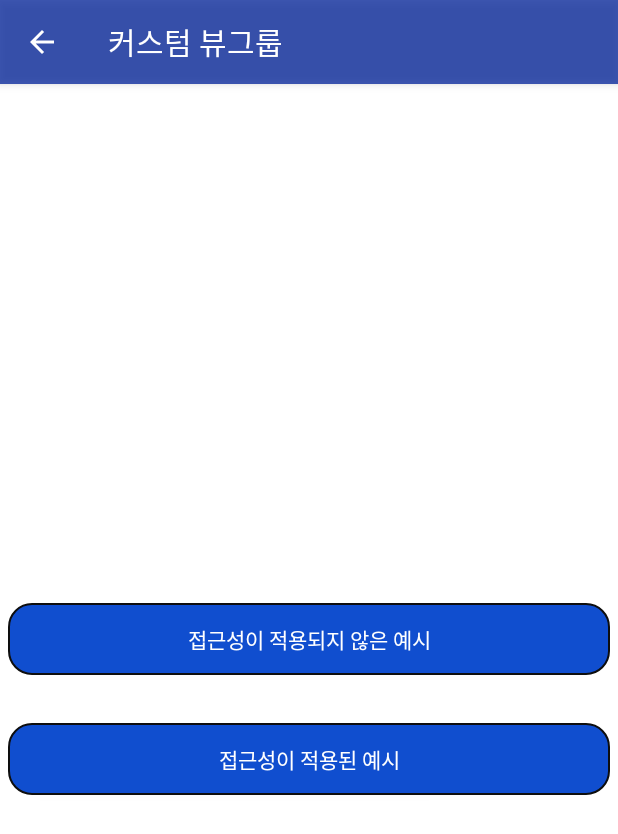
After one commit to khsbory/android-accessibility-demos, an Android app: the CustomViewGroupActivity screen opened directly, with no data from a screen before it, on a phone screen of 412 x 824 dp. The commit adds this screen. Shown: the top 834 px of the screen. Run offline under Robolectric (Android 15) with nearby library versions, the phone set to English and light mode, and no system bars.

Commit message:
커스텀뷰그룹 데모 추가

```diff
--- a/app/src/main/java/com/nvisions/solutionsforaccessibility/DragAndDrop/DragListAdapter1.kt
+++ b/app/src/main/java/com/nvisions/solutionsforaccessibility/DragAndDrop/DragListAdapter1.kt
@@ -41,6 +41,8 @@ class DragListAdapter1 (val context: Context, val items: ArrayList<Int>) : Recyc
                 Toast.makeText(context, items[adapterPosition].toString() + " 클릭함", Toast.LENGTH_LONG).show()
             }
             contentText.accessibilityDelegate = object : View.AccessibilityDelegate() {
+
+
                 override fun onInitializeAccessibilityNodeInfo(host: View?, info: AccessibilityNodeInfo?) {
                     super.onInitializeAccessibilityNodeInfo(host, info)
                     info?.className = SeekBar::class.java.name
--- a/app/src/main/java/com/nvisions/solutionsforaccessibility/LiveRegion/LiveRegionExample1Activity.java
+++ b/app/src/main/java/com/nvisions/solutionsforaccessibility/LiveRegion/LiveRegionExample1Activity.java
@@ -51,6 +51,9 @@ public class LiveRegionExample1Activity extends AppCompatActivity implements 	Vi
         btnShrink.setOnClickListener(this);
         btnReset.setOnClickListener(this);
         btnHide.setOnClickListener(this);
+
+
+
     }
 
     @Override
--- a/app/src/main/java/com/nvisions/solutionsforaccessibility/LiveRegion/LiveRegionExample2Activity.java
+++ b/app/src/main/java/com/nvisions/solutionsforaccessibility/LiveRegion/LiveRegionExample2Activity.java
@@ -105,14 +105,15 @@ public class LiveRegionExample2Activity extends AppCompatActivity implements 	Vi
                     btnReset.setEnabled(false);
                     btnShrink.setEnabled(false);
                     btnTake.setEnabled(false);
-                    } else {
+                    txtValue.announceForAccessibility("텍스트  " + value + ": 숨겨짐");
+                }else{
                     // Currently hidden so show it
                     txtValue.setVisibility(View.VISIBLE);
 
                     // Change text on the button
                     btnHide.setText("텍스트 숨기기");
                     btnHide.sendAccessibilityEvent(AccessibilityEvent.TYPE_VIEW_SELECTED);
-
+                    txtValue.announceForAccessibility("텍스트  " + value + ": 표시됨");
                     btnAdd.setEnabled(true);
                     btnGrow.setEnabled(true);
                     btnReset.setEnabled(true);
--- /dev/null
+++ b/app/src/main/java/com/nvisions/solutionsforaccessibility/customviewgroup/CustomViewGroupActivity.java
@@ -0,0 +1,45 @@
+package com.nvisions.solutionsforaccessibility.customviewgroup;
+
+import androidx.appcompat.app.AppCompatActivity;
+
+import android.content.Intent;
+import android.os.Bundle;
+import android.view.View;
+import android.widget.Button;
+
+import com.nvisions.solutionsforaccessibility.R;
+
+public class CustomViewGroupActivity extends AppCompatActivity {
+
+    @Override
+    protected void onCreate(Bundle savedInstanceState) {
+        super.onCreate(savedInstanceState);
+        setContentView(R.layout.activity_custom_view_group);
+        init();
+    }
+
+    private void init() {
+        getSupportActionBar().setDisplayHomeAsUpEnabled(true);
+        setTitle(R.string.custom_viewgroup_title);
+
+        Button button1 = findViewById(R.id.button1);
+        button1.setOnClickListener(new View.OnClickListener() {
+            @Override
+            public void onClick(View v) {
+                Intent intent = new Intent(CustomViewGroupActivity.this, CustomViewGroupGoodActivity.class);
+                startActivity(intent);
+            }
+        });
+
+
+        Button button2 = findViewById(R.id.button2);
+        button2.setOnClickListener(new View.OnClickListener() {
+            @Override
+            public void onClick(View v) {
+                Intent intent = new Intent(CustomViewGroupActivity.this, CustomViewGroupBadActivity.class);
+                startActivity(intent);
+            }
+        });
+
+    }
+}
--- /dev/null
+++ b/app/src/main/res/layout/activity_custom_view_group.xml
@@ -0,0 +1,32 @@
+<?xml version="1.0" encoding="utf-8"?>
+<androidx.constraintlayout.widget.ConstraintLayout xmlns:android="http://schemas.android.com/apk/res/android"
+    xmlns:app="http://schemas.android.com/apk/res-auto"
+    xmlns:tools="http://schemas.android.com/tools"
+    android:layout_width="match_parent"
+    android:layout_height="match_parent"
+    >
+    <LinearLayout
+        android:layout_width="match_parent"
+        android:layout_height="wrap_content"
+        android:orientation="vertical"
+        app:layout_constraintTop_toTopOf="parent"
+        app:layout_constraintBottom_toBottomOf="parent"
+        android:theme="@style/prettyLayout">
+        <TextView
+            android:id="@+id/textView5"
+            android:layout_width="wrap_content"
+            android:layout_height="wrap_content"
+           />
+        <Button
+            android:id="@+id/button1"
+            android:layout_width="match_parent"
+            android:layout_height="wrap_content"
+            android:text="@string/badExample" />
+
+        <Button
+            android:id="@+id/button2"
+            android:layout_width="match_parent"
+            android:layout_height="wrap_content"
+            android:text="@string/goodExample" />
+    </LinearLayout>
+</androidx.constraintlayout.widget.ConstraintLayout>
--- a/app/src/main/res/layout/activity_fullscreen_fragment_layer_example.xml
+++ b/app/src/main/res/layout/activity_fullscreen_fragment_layer_example.xml
@@ -3,7 +3,6 @@
     xmlns:app="http://schemas.android.com/apk/res-auto"
     xmlns:tools="http://schemas.android.com/tools"
     android:layout_width="match_parent"
-    android:accessibilityPaneTitle="@string/accessibilityExample"
     android:layout_height="match_parent"
     tools:context=".FullscreenFragmentLayer.FullscreenFragmentLayerExampleActivity">
     <LinearLayout
--- a/app/src/main/res/layout/activity_main.xml
+++ b/app/src/main/res/layout/activity_main.xml
@@ -191,5 +191,11 @@
         android:layout_width="match_parent"
         android:layout_height="wrap_content"
         android:text="비디오 플레이어" />
+
+    <Button
+        android:id="@+id/customViewGroup"
+        android:layout_width="match_parent"
+        android:layout_height="wrap_content"
+        android:text="@string/custom_viewgroup_title" />
 </LinearLayout>
 </ScrollView>
--- a/app/src/main/res/values/strings.xml
+++ b/app/src/main/res/values/strings.xml
@@ -260,12 +260,12 @@
     <string name="video_player">비디오 플레이어</string>
     <string name="videoExplain">비디오 플레이어를 구현하는 경우에는 스크린 리더 사용 시, 전체화면 구현으로 인한 접근성 대응을 해 주어야 합니다.</string>
 
-<string name="startFullScreen">전체화면전환</string>
+    <string name="startFullScreen">전체화면전환</string>
     <string name="endFullScreen">전체화면 종료</string>
     <string name="hideControlButton">플레이어 컨트롤 숨기기</string>
     <string name="previousTrack">이전 트랙</string>
     <string name="nextTrack">다음 트랙</string>
-    <string name="totalTime">총 시간</string>
+    <string name="custom_viewgroup_title">커스텀 뷰그룹</string>
 
 
     <!--
```
Also changed, not shown: app/src/main/AndroidManifest.xml (+10 -7 lines), app/src/main/java/com/nvisions/solutionsforaccessibility/CollapseExpand/CollapseExpandExampleActivity.java (+2 -5 lines), app/src/main/java/com/nvisions/solutionsforaccessibility/CustomControl/CustomRadioButton.kt (+4 -4 lines), app/src/main/java/com/nvisions/solutionsforaccessibility/DragAndDrop/DragAndDropGoodActivity.kt (+1 -12 lines), app/src/main/java/com/nvisions/solutionsforaccessibility/MainActivity.java (+11 -0 lines), app/src/main/java/com/nvisions/solutionsforaccessibility/NestedScroll/NestedScrollExampleActivity.java (+21 -2 lines), app/src/main/java/com/nvisions/solutionsforaccessibility/Video/DefaultTimeBar.java (+16 -1 lines), app/src/main/java/com/nvisions/solutionsforaccessibility/Video/VideoGoodActivity.java (+10 -9 lines), app/src/main/java/com/nvisions/solutionsforaccessibility/customviewgroup/CustomViewGroupBadActivity.java (added, +22 -0 lines), app/src/main/java/com/nvisions/solutionsforaccessibility/customviewgroup/CustomViewGroupGoodActivity.java (added, +22 -0 lines), app/src/main/res/layout/activity_custom_view_group_bad.xml (added, +63 -0 lines), app/src/main/res/layout/activity_custom_view_group_good.xml (added, +66 -0 lines).
